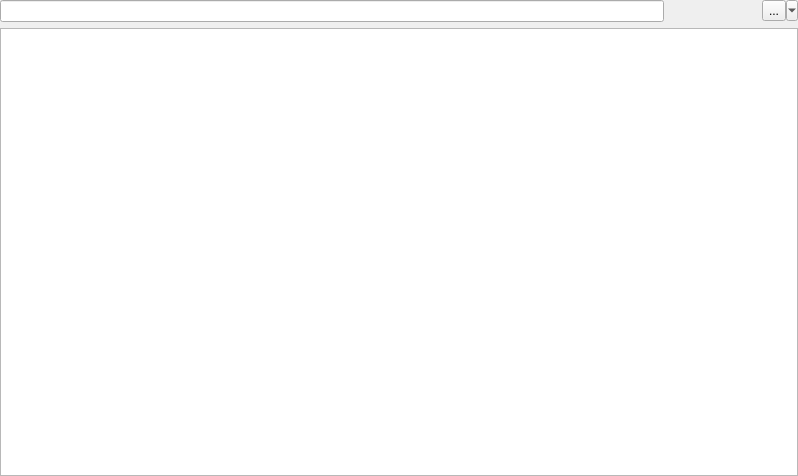
Qt form ui/FilePage.ui (saturneric/GpgFrontend) before a commit.
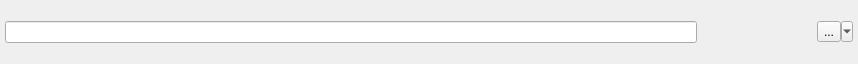
The same form after that commit. Icons and pictures are not drawn.

Patch:
```diff
--- a/ui/FilePage.ui
+++ b/ui/FilePage.ui
@@ -6,8 +6,8 @@
    <rect>
     <x>0</x>
     <y>0</y>
-    <width>798</width>
-    <height>476</height>
+    <width>858</width>
+    <height>64</height>
    </rect>
   </property>
   <property name="sizePolicy">
@@ -52,12 +52,27 @@
         <enum>QLayout::SetMaximumSize</enum>
        </property>
        <item>
-        <layout class="QHBoxLayout" name="horizontalLayout_2" stretch="0,0,0,0">
+        <layout class="QHBoxLayout" name="horizontalLayout_2" stretch="0,0,0,0,0">
+         <property name="spacing">
+          <number>0</number>
+         </property>
          <property name="sizeConstraint">
           <enum>QLayout::SetDefaultConstraint</enum>
          </property>
+         <property name="leftMargin">
+          <number>5</number>
+         </property>
+         <property name="rightMargin">
+          <number>5</number>
+         </property>
          <item>
           <widget class="QLineEdit" name="pathEdit">
+           <property name="sizePolicy">
+            <sizepolicy hsizetype="Expanding" vsizetype="Fixed">
+             <horstretch>0</horstretch>
+             <verstretch>0</verstretch>
+            </sizepolicy>
+           </property>
            <property name="tabletTracking">
             <bool>false</bool>
            </property>
@@ -69,8 +84,34 @@
            </property>
           </widget>
          </item>
+         <item>
+          <widget class="QPushButton" name="newDirButton">
+           <property name="sizePolicy">
+            <sizepolicy hsizetype="Minimum" vsizetype="Fixed">
+             <horstretch>0</horstretch>
+             <verstretch>0</verstretch>
+            </sizepolicy>
+           </property>
+           <property name="text">
+            <string/>
+           </property>
+           <property name="icon">
+            <iconset resource="../gpgfrontend.qrc">
+             <normaloff>:/new_directory.png</normaloff>:/new_directory.png</iconset>
+           </property>
+           <property name="flat">
+            <bool>true</bool>
+           </property>
+          </widget>
+         </item>
          <item>
           <widget class="QPushButton" name="refreshButton">
+           <property name="sizePolicy">
+            <sizepolicy hsizetype="Minimum" vsizetype="Fixed">
+             <horstretch>0</horstretch>
+             <verstretch>0</verstretch>
+            </sizepolicy>
+           </property>
            <property name="text">
             <string/>
            </property>
@@ -85,6 +126,12 @@
          </item>
          <item>
           <widget class="QPushButton" name="upPathButton">
+           <property name="sizePolicy">
+            <sizepolicy hsizetype="Minimum" vsizetype="Fixed">
+             <horstretch>0</horstretch>
+             <verstretch>0</verstretch>
+            </sizepolicy>
+           </property>
            <property name="text">
             <string/>
            </property>
@@ -126,35 +173,7 @@
         </layout>
        </item>
        <item>
-        <widget class="QTreeView" name="fileTreeView">
-         <property name="contextMenuPolicy">
-          <enum>Qt::CustomContextMenu</enum>
-         </property>
-         <property name="acceptDrops">
-          <bool>true</bool>
-         </property>
-         <property name="autoFillBackground">
-          <bool>false</bool>
-         </property>
-         <property name="dragDropMode">
-          <enum>QAbstractItemView::InternalMove</enum>
-         </property>
-         <property name="uniformRowHeights">
-          <bool>true</bool>
-         </property>
-         <property name="sortingEnabled">
-          <bool>true</bool>
-         </property>
-         <property name="animated">
-          <bool>true</bool>
-         </property>
-         <attribute name="headerCascadingSectionResizes">
-          <bool>true</bool>
-         </attribute>
-         <attribute name="headerShowSortIndicator" stdset="0">
-          <bool>true</bool>
-         </attribute>
-        </widget>
+        <layout class="QVBoxLayout" name="trewViewLayout"/>
        </item>
       </layout>
      </item>
```
Left out of the diff: 43 changed lines with no effect on the pictures.
